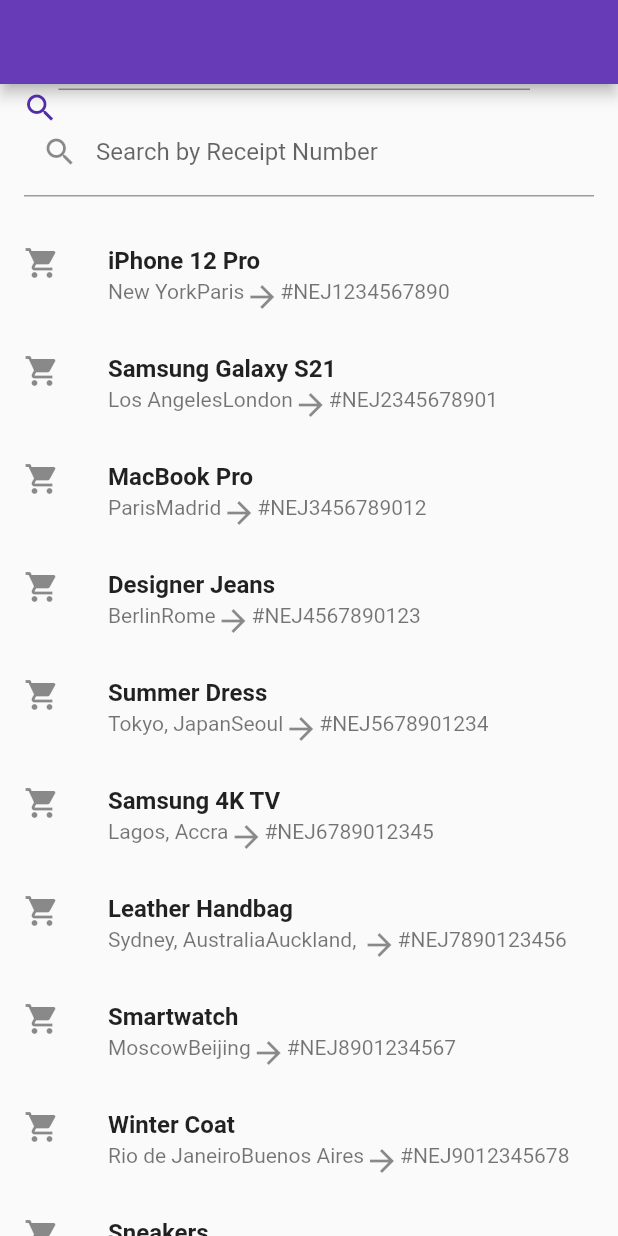
After one commit to Gbarago/Abiodun_oni_MP_test, a Flutter app: the screen it shows after launch, after a tap on "Enter the receipt number ...", on a phone screen of 412 x 824 dp. The commit adds this screen. Run offline on Flutter 3.47's test engine with Material 2 defaults, Android fonts, the phone set to English and light mode, and no system bars; our stand-ins replace flutter_svg, google_fonts.

Commit message:
product search page ui

```diff
--- /dev/null
+++ b/lib/data/product_data.dart
@@ -0,0 +1,76 @@
+class Product {
+  final String name;
+  final String senderAddress;
+  final String receiverAddress;
+  final String receiptNumber;
+
+  Product({
+    required this.name,
+    required this.senderAddress,
+    required this.receiverAddress,
+    required this.receiptNumber,
+  });
+}
+
+final List<Product> productsList = [
+  Product(
+    name: 'iPhone 12 Pro',
+    senderAddress: 'New York',
+    receiverAddress: 'Paris',
+    receiptNumber: '#NEJ1234567890',
+  ),
+  Product(
+    name: 'Samsung Galaxy S21',
+    senderAddress: 'Los Angeles',
+    receiverAddress: 'London',
+    receiptNumber: '#NEJ2345678901',
+  ),
+  Product(
+    name: 'MacBook Pro',
+    senderAddress: 'Paris',
+    receiverAddress: 'Madrid',
+    receiptNumber: '#NEJ3456789012',
+  ),
+  Product(
+    name: 'Designer Jeans',
+    senderAddress: 'Berlin',
+    receiverAddress: 'Rome',
+    receiptNumber: '#NEJ4567890123',
+  ),
+  Product(
+    name: 'Summer Dress',
+    senderAddress: 'Tokyo, Japan',
+    receiverAddress: 'Seoul',
+    receiptNumber: '#NEJ5678901234',
+  ),
+  Product(
+    name: 'Samsung 4K TV',
+    senderAddress: 'Lagos, ',
+    receiverAddress: 'Accra',
+    receiptNumber: '#NEJ6789012345',
+  ),
+  Product(
+    name: 'Leather Handbag',
+    senderAddress: 'Sydney, Australia',
+    receiverAddress: 'Auckland, ',
+    receiptNumber: '#NEJ7890123456',
+  ),
+  Product(
+    name: 'Smartwatch',
+    senderAddress: 'Moscow',
+    receiverAddress: 'Beijing',
+    receiptNumber: '#NEJ8901234567',
+  ),
+  Product(
+    name: 'Winter Coat',
+    senderAddress: 'Rio de Janeiro',
+    receiverAddress: 'Buenos Aires',
+    receiptNumber: '#NEJ9012345678',
+  ),
+  Product(
+    name: 'Sneakers',
+    senderAddress: 'Cairo',
+    receiverAddress: 'Cape Town',
+    receiptNumber: '#NEJ0123456789',
+  ),
+];
--- a/lib/helper/utils/assets.dart
+++ b/lib/helper/utils/assets.dart
@@ -16,4 +16,5 @@ class AppAssets {
   static const String receive = "$baseImagePath/receive.png";
   static const String ship = "$baseImagePath/ship.jpg";
   static const String truck = "$baseImagePath/truck.png";
+  static const String plane = "$baseImagePath/plane.png";
 }
--- /dev/null
+++ b/lib/providers/product_peovider.dart
@@ -0,0 +1,65 @@
+import 'package:abiodun_mobile/data/product_data.dart';
+import 'package:flutter/material.dart';
+import 'package:provider/provider.dart';
+
+// class ProductProvider extends ChangeNotifier {
+//   final List<Product> products ;
+//   final GlobalKey<AnimatedListState> listKey = GlobalKey<AnimatedListState>();
+
+//   List<Product> get filteredProducts => List.from(products);
+
+//   void filterProducts(String query) {
+//     if (query.isNotEmpty) {
+//       final lowerQuery = query.toLowerCase();
+//       products.removeWhere((product) =>
+//           !product.receiptNumber.toLowerCase().contains(lowerQuery));
+//     }
+//     notifyListeners();
+//   }
+// }
+// import 'package:flutter/material.dart';
+// import 'package:provider/provider.dart';
+
+// import '../data/product_data.dart';
+
+// class ProductProvider extends ChangeNotifier {
+//   final List<Product> products = productsList;
+//   final GlobalKey<AnimatedListState> listKey = GlobalKey<AnimatedListState>();
+
+// //  ProductProvider(this.products);
+
+//   List<Product> get filteredProducts => List.from(products);
+
+//   void filterProducts(String query) {
+//     if (query.isNotEmpty) {
+//       final lowerQuery = query.toLowerCase();
+//       products.removeWhere((product) =>
+//           !product.receiptNumber.toLowerCase().contains(lowerQuery));
+//     }
+//     notifyListeners();
+//   }
+// }
+class ProductProvider extends ChangeNotifier {
+  final List<Product> products;
+  final GlobalKey<AnimatedListState> listKey = GlobalKey<AnimatedListState>();
+
+  ProductProvider(this.products);
+
+  List<Product> filteredProducts = []; // Initialize a filtered list
+
+  void filterProducts(String query) {
+    print('list isss ======  ${filteredProducts.length}');
+    if (query.isNotEmpty) {
+      final lowerQuery = query.toLowerCase();
+      filteredProducts = products
+          .where((product) =>
+              product.receiptNumber.toLowerCase().contains(lowerQuery))
+          .toList();
+    } else {
+      // If the query is empty, show all products
+      filteredProducts = List.from(productsList);
+      notifyListeners();
+    }
+    notifyListeners();
+  }
+}
--- a/lib/routes.dart
+++ b/lib/routes.dart
@@ -1,13 +1,18 @@
+import 'package:abiodun_mobile/data/product_data.dart';
 import 'package:abiodun_mobile/providers/nav_provider.dart';
+import 'package:abiodun_mobile/providers/product_peovider.dart';
 import 'package:abiodun_mobile/views/home_screen.dart';
 import 'package:flutter/material.dart';
 import 'package:provider/provider.dart';
 
 import 'views/dashboard_screen.dart';
+import 'views/product_search_page.dart';
 
 class Routes {
   static const String dashboard = '/';
   static const String home = 'home';
+
+  static const String searchProductsScreen = 'search_product_screen';
 
   // static const String home = '/home';
   // static const String onboarding = '/onboarding';
@@ -26,7 +31,12 @@ class Routes {
         ),
 
     home: (context) => MyHomePage(),
-    // onboarding: (context) => AppOnboardingScreen(),
+
+    searchProductsScreen: (context) => ChangeNotifierProvider(
+          create: (context) => ProductProvider(productsList),
+          child: ProductSearchPage(),
+        ),
+
     // signUpEnterPhone: (context) => ChangeNotifierProvider(
     //       create: (context) => SignupProvider(),
     //       child: SignupEnterPhoneNumberScreen(),
--- a/lib/views/dashboard_screen.dart
+++ b/lib/views/dashboard_screen.dart
@@ -52,7 +52,7 @@ class DashboardScreen extends StatelessWidget {
         children: [
           BottomNavigationBar(
             selectedItemColor: primaryColor,
-            unselectedItemColor: unselectedColor,
+            unselectedItemColor: blackLiteColor,
             showSelectedLabels:
                 true, // Set to true to show labels for selected items
             showUnselectedLabels:
--- a/lib/views/home_screen.dart
+++ b/lib/views/home_screen.dart
@@ -1,9 +1,8 @@
 import 'package:abiodun_mobile/helper/utils/assets.dart';
 import 'package:abiodun_mobile/helper/utils/colors.dart';
 import 'package:abiodun_mobile/helper/utils/screen_aware_size.dart';
-import 'package:abiodun_mobile/providers/nav_provider.dart';
+import 'package:abiodun_mobile/routes.dart';
 import 'package:flutter/material.dart';
-import 'package:provider/provider.dart';
 
 class MyHomePage extends StatelessWidget {
   const MyHomePage({
@@ -17,14 +16,18 @@ class MyHomePage extends StatelessWidget {
         slivers: [
           SliverAppBar(
             leading: const Padding(
-                padding: EdgeInsets.only(left: 10),
-                child: const CircleAvatar()),
+                padding: EdgeInsets.only(left: 10), child: CircleAvatar()),
             centerTitle: false,
             title: const Column(
               children: [
                 Row(
                   children: [
-                    Icon(Icons.share_location),
+                    // SvgPicture.asset(
+                    //   AppAssets.navIcon,
+                    //   color: Colors.white24,
+                    // ),
+
+                    Icon(Icons.location_pin),
                     Text(
                       '  Your location',
                       style:
@@ -40,41 +43,20 @@ class MyHomePage extends StatelessWidget {
             actions: const [
               CircleAvatar(
                 backgroundColor: Colors.white,
-                child: Icon(Icons.notifications_on_outlined),
+                child: Icon(
+                  Icons.notifications_on_outlined,
+                  color: blackLiteColor,
+                ),
               ),
             ],
             expandedHeight: screenAwareSize(120, context),
             flexibleSpace: FlexibleSpaceBar(
-              title: Container(
-                margin: EdgeInsets.symmetric(horizontal: 10),
-                decoration: BoxDecoration(
-                    color: Colors.white,
-                    borderRadius: BorderRadius.circular(30)),
-                width: myScreenWidth(0.85, context),
-                height: screenAwareSize(30, context),
-                child: const Row(
-                  crossAxisAlignment: CrossAxisAlignment.center,
-                  children: [
-                    SizedBox(
-                      width: 5,
-                    ),
-                    Icon(
-                      Icons.search,
-                      color: primaryColor,
-                    ),
-                    Expanded(
-                        child: TextField(
-                      decoration: InputDecoration(
-                          hintText: 'Enter the receipt number ...',
-                          hintStyle: TextStyle(fontSize: 12)),
-                    )),
-                    Padding(
-                      padding: EdgeInsets.all(4.3),
-                      child: CircleAvatar(
-                        backgroundColor: Colors.orange,
-                      ),
-                    ),
-                  ],
+              title: GestureDetector(
+                onTap: () {
+                  Navigator.pushNamed(context, Routes.searchProductsScreen);
+                },
+                child: const AppBarSearchWidget(
+                  isEnabled: false,
                 ),
               ),
             ),
@@ -182,7 +164,7 @@ class MyHomePage extends StatelessWidget {
           ),
           SliverToBoxAdapter(
             child: Padding(
-              padding: const EdgeInsets.all(20.0),
+              padding: const EdgeInsets.all(10.0),
               child: SizedBox(
                 height: 30,
                 child: Text(
@@ -196,39 +178,51 @@ class MyHomePage extends StatelessWidget {
               ),
             ),
           ),
-          //  SliverToBoxAdapter(
-          //     // child: Padding(
-          //   padding: const EdgeInsets.all(20.0),
-          //   child: ClipRRect(
-          //       borderRadius: BorderRadius.circular(20),
-          //       child: SizedBox(
-          //         height: 200,
-          //         child: ListView(
-          //           scrollDirection: Axis.horizontal,
-          //           children: [
-          //             Container(
-          //                 width: 200,
-          //                 child: GridTile(
-          //                   child: Image(image: AssetImage(AppAssets.ship)),
-          //                 )),
-          //             Container(
-          //                 width: 200,
-          //                 child: GridTile(
-          //                   child: Image(image: AssetImage(AppAssets.truck)),
-          //                 )),
-          //             Container(
-          //                 width: 200,
-          //                 child: GridTile(
-          //                   child: Image(image: AssetImage(AppAssets.ship)),
-          //                 )),
-          //           ],
-          //         ),
-          //       )),
-          // ),
+          AnimatedSliverToBoxAdapter(),
+        ],
+      ),
+    );
+  }
+}
 
-          //  child:
-          AnimatedSliverToBoxAdapter(),
-          //  ),
+class AppBarSearchWidget extends StatelessWidget {
+  final bool isEnabled;
+  const AppBarSearchWidget({
+    super.key,
+    required this.isEnabled,
+  });
+
+  @override
+  Widget build(BuildContext context) {
+    return Container(
+      margin: EdgeInsets.symmetric(horizontal: 10),
+      decoration: BoxDecoration(
+          color: Colors.white, borderRadius: BorderRadius.circular(30)),
+      width: myScreenWidth(0.85, context),
+      height: screenAwareSize(25, context),
+      child: Row(
+        crossAxisAlignment: CrossAxisAlignment.center,
+        children: [
+          const SizedBox(
+            width: 5,
+          ),
+          const Icon(
+            Icons.search,
+            color: primaryColor,
+          ),
+          Expanded(
+              child: TextField(
+            enabled: isEnabled,
+            decoration: const InputDecoration(
+                hintText: ' Enter the receipt number ...',
+                hintStyle: TextStyle(fontSize: 12)),
+          )),
+          const Padding(
+            padding: EdgeInsets.all(4.3),
+            child: CircleAvatar(
+              backgroundColor: Colors.orange,
+            ),
+          ),
         ],
       ),
     );
@@ -237,7 +231,7 @@ class MyHomePage extends StatelessWidget {
 
 class SenderReceiverCardWidget extends StatelessWidget {
   final bool isSender;
-  SenderReceiverCardWidget({
+  const SenderReceiverCardWidget({
     super.key,
     required this.isSender,
   });
@@ -323,11 +317,72 @@ class AnimatedSliverToBoxAdapter extends StatefulWidget {
 }
 
 class _AnimatedSliverToBoxAdapterState
-    extends State<AnimatedSliverToBoxAdapter> {
-  ScrollController _scrollController = ScrollController();
+    //  extends State<AnimatedSliverToBoxAdapter> {
+    // final ScrollController _scrollController = ScrollController();
+    extends State<AnimatedSliverToBoxAdapter>
+    with SingleTickerProviderStateMixin {
+  // ScrollController _scrollController = ScrollController();
+  bool _animate = false;
+
+  late AnimationController _animationController;
+
+  @override
+  void initState() {
+    super.initState();
+
+    _animationController = AnimationController(
+      vsync: this,
+      duration: const Duration(milliseconds: 200),
+    );
+
+    // Start the animation when the widget is built
+    Future.delayed(const Duration(milliseconds: 100), () {
+      setState(() {
+        _animate = true;
+        _animationController.forward(); // Start the animation
+      });
+    });
+
+    //   _animationController.forward();
+    // });
+  }
+
+  @override
+  void dispose() {
+    _animationController.dispose();
+    super.dispose();
+  }
 
   @override
   Widget build(BuildContext context) {
+    final position = Tween<Offset>(
+      begin: Offset(1.0, 0), // Start from the right
+      end: Offset.zero,
+    ).animate(
+      CurvedAnimation(
+        parent: _animationController,
+        curve: Interval(
+          (1 + 1) / 3, // Adjust the intervals
+          1.0,
+          curve: Curves.bounceIn, // Apply bounce effect
+        ),
+      ),
+    );
+
+    final opacity = Tween<double>(
+      begin: 0.0,
+      end: 1.0,
+    ).animate(
+      CurvedAnimation(
+        parent: _animationController,
+        curve: Interval(
+          (1 + 1) / 3, // Adjust the intervals
+          1.0,
+          curve: Curves.bounceIn, // Apply fade-in effect
+        ),
+      ),
+    );
+
     return SliverToBoxAdapter(
       child: Padding(
         padding: const EdgeInsets.all(20.0),
@@ -336,28 +391,108 @@ class _AnimatedSliverToBoxAdapterState
           child: SizedBox(
             height: 200,
             child: AnimatedBuilder(
-              animation: _scrollController,
+              animation: _animationController,
               builder: (context, child) {
                 return ListView(
                   scrollDirection: Axis.horizontal,
-                  controller: _scrollController,
+                  //  controller: _scrollController,
                   children: [
                     Container(
-                      width: 200,
-                      child: GridTile(
-                        child: Image(image: AssetImage(AppAssets.ship)),
+                      width: 180,
+                      child: SlideTransition(
+                        position: position,
+                        child: GridTile(
+                          header: Column(
+                            mainAxisAlignment: MainAxisAlignment.spaceBetween,
+                            crossAxisAlignment: CrossAxisAlignment.start,
+                            children: [
+                              Text(
+                                'Ocean Freight',
+                                style: TextStyle(
+                                    fontSize: 16,
+                                    fontWeight: FontWeight.w800,
+                                    color: blackLiteColor.withOpacity(0.8)),
+                              ),
+                              const SizedBox(
+                                height: 5,
+                              ),
+                              Text('International',
+                                  style: TextStyle(
+                                      fontSize: 14,
+                                      fontWeight: FontWeight.w500,
+                                      color: blackLiteColor.withOpacity(0.8))),
+                            ],
+                          ),
+                          child: Image(image: AssetImage(AppAssets.ship)),
+                        ),
                       ),
                     ),
                     Container(
-                      width: 200,
-                      child: GridTile(
-                        child: Image(image: AssetImage(AppAssets.truck)),
+                      width: 180,
+                      child: FadeTransition(
+                        opacity: opacity,
+                        child: SlideTransition(
+                          position: position,
+                          child: GridTile(
+                            header: Column(
+                              mainAxisAlignment: MainAxisAlignment.spaceBetween,
+                              crossAxisAlignment: CrossAxisAlignment.start,
+                              children: [
+                                Text(
+                                  'Ocean Freight',
+                                  style: TextStyle(
+                                      fontSize: 16,
+                                      fontWeight: FontWeight.w800,
+                                      color: blackLiteColor.withOpacity(0.8)),
+                                ),
+                                const SizedBox(
+                                  height: 5,
+                                ),
+                                Text('Reliable',
+                                    style: TextStyle(
+                                        fontSize: 14,
+                                        fontWeight: FontWeight.w500,
+                                        color:
+                                            blackLiteColor.withOpacity(0.8))),
+                              ],
+                            ),
+                            child: Image(image: AssetImage(AppAssets.truck)),
+                          ),
+                        ),
                       ),
                     ),
                     Container(
-                      width: 200,
-                      child: GridTile(
-                        child: Image(image: AssetImage(AppAssets.ship)),
+                      width: 180,
+                      child: FadeTransition(
+                        opacity: opacity,
+                        child: SlideTransition(
+                          position: position,
+                          child: GridTile(
+                            header: Column(
+                              mainAxisAlignment: MainAxisAlignment.spaceBetween,
+                              crossAxisAlignment: CrossAxisAlignment.start,
+                              children: [
+                                Text(
+                                  'Ocean Freight',
+                                  style: TextStyle(
+                                      fontSize: 16,
+                                      fontWeight: FontWeight.w800,
+                                      color: blackLiteColor.withOpacity(0.8)),
+                                ),
+                                const SizedBox(
+                                  height: 5,
+                                ),
+                                Text('International',
+                                    style: TextStyle(
+                                        fontSize: 14,
+                                        fontWeight: FontWeight.w500,
+                                        color:
+                                            blackLiteColor.withOpacity(0.8))),
+                              ],
+                            ),
+                            child: Image(image: AssetImage(AppAssets.plane)),
+                          ),
+                        ),
                       ),
                     ),
                   ],
--- /dev/null
+++ b/lib/views/product_search_page.dart
@@ -0,0 +1,160 @@
+// import 'package:abiodun_mobile/data/product_data.dart';
+// import 'package:abiodun_mobile/providers/product_peovider.dart';
+// import 'package:flutter/material.dart';
+// import 'package:provider/provider.dart';
+
+// class ProductSearchPage extends StatefulWidget {
+//   @override
+//   _ProductSearchPageState createState() => _ProductSearchPageState();
+// }
+
+// class _ProductSearchPageState extends State<ProductSearchPage> {
+//   final TextEditingController _searchController = TextEditingController();
+
+//   @override
+//   Widget build(BuildContext context) {
+//     final productProvider = Provider.of<ProductProvider>(context);
+
+//     print('product lenght jjjj oooo ${productProvider.products.length}');
+//     return Scaffold(
+//       appBar: AppBar(
+//         title: Text('Search Products'),
+//       ),
+//       body: Column(
+//         children: [
+//           Padding(
+//             padding: const EdgeInsets.all(16.0),
+//             child: TextField(
+//               controller: _searchController,
+//               onChanged: (query) {
+//                 productProvider.filterProducts(query);
+//               },
+//               decoration: InputDecoration(
+//                 labelText: 'Search by Receipt Number',
+//                 prefixIcon: Icon(Icons.search),
+//               ),
+//             ),
+//           ),
+//           Expanded(
+//             child: AnimatedList(
+//               key: productProvider.listKey,
+//               initialItemCount: productProvider.filteredProducts.length,
+//               itemBuilder: (context, index, animation) {
+//                 final product = productProvider.filteredProducts[index];
+//                 return buildProductItem(product, animation);
+//               },
+//             ),
+//           ),
+//         ],
+//       ),
+//     );
+//   }
+
+//   Widget buildProductItem(Product product, Animation<double> animation) {
+//     return SizeTransition(
+//       sizeFactor: animation,
+//       child: ListTile(
+//         title: Text(product.name),
+//         subtitle: Row(
+//           crossAxisAlignment: CrossAxisAlignment.start,
+//           children: [
+//             Text(product.senderAddress),
+//             Text(product.receiverAddress),
+//             Text(product.receiptNumber),
+//           ],
+//         ),
+//         leading: Icon(Icons.shopping_cart),
+//         trailing: Icon(Icons.arrow_forward),
+//         onTap: () {
+//           // Handle product selection here
+//         },
+//       ),
+//     );
+//   }
+// }
+import 'package:abiodun_mobile/data/product_data.dart';
+import 'package:abiodun_mobile/providers/product_peovider.dart';
+import 'package:abiodun_mobile/views/home_screen.dart';
+import 'package:flutter/material.dart';
+import 'package:provider/provider.dart';
+
+class ProductSearchPage extends StatefulWidget {
+  @override
+  _ProductSearchPageState createState() => _ProductSearchPageState();
+}
+
+class _ProductSearchPageState extends State<ProductSearchPage> {
+  final TextEditingController _searchController = TextEditingController();
+
+  @override
+  Widget build(BuildContext context) {
+    return Scaffold(
+      appBar: AppBar(
+        automaticallyImplyLeading: false,
+        // title: Text('Search Products'),
+        flexibleSpace: Container(
+            margin: EdgeInsets.only(top: 60, bottom: 40),
+            child: AppBarSearchWidget(isEnabled: true)),
+      ),
+      body: Consumer<ProductProvider>(
+        builder: (context, productProvider, _) {
+          print('product length: ${productProvider.products.length}');
+          return Column(
+            children: [
+              Padding(
+                padding: const EdgeInsets.all(16.0),
+                child: TextField(
+                  controller: _searchController,
+                  onChanged: (query) {
+                    productProvider.filterProducts(query);
+                  },
+                  decoration: InputDecoration(
+                    labelText: 'Search by Receipt Number',
+                    prefixIcon: Icon(Icons.search),
+                  ),
+                ),
+              ),
+              Expanded(
+                child: AnimatedList(
+                  key: productProvider.listKey,
+                  initialItemCount: productProvider.products.length,
+                  itemBuilder: (context, index, animation) {
+                    final product = productProvider.products[index];
+                    return buildProductItem(product, animation);
+                  },
+                ),
+              ),
+            ],
+          );
+        },
+      ),
+    );
+  }
+
+  Widget buildProductItem(Product product, Animation<double> animation) {
+    return SizeTransition(
+      sizeFactor: animation,
+      child: ListTile(
+        title: Text(
+          product.name,
+          style: const TextStyle(fontWeight: FontWeight.bold),
+        ),
+        subtitle: Row(
+          crossAxisAlignment: CrossAxisAlignment.start,
+          children: [
+            Text(
+              product.senderAddress,
+            ),
+            Text(product.receiverAddress),
+            const Icon(Icons.arrow_forward),
+            Text(product.receiptNumber),
+          ],
+        ),
+        leading: Icon(Icons.shopping_cart),
+        onTap: () {
+          // Handle product selection here
+        },
+      ),
+    );
+  }
+}
```
Also changed, not shown: assets/images/plane.png (added).
